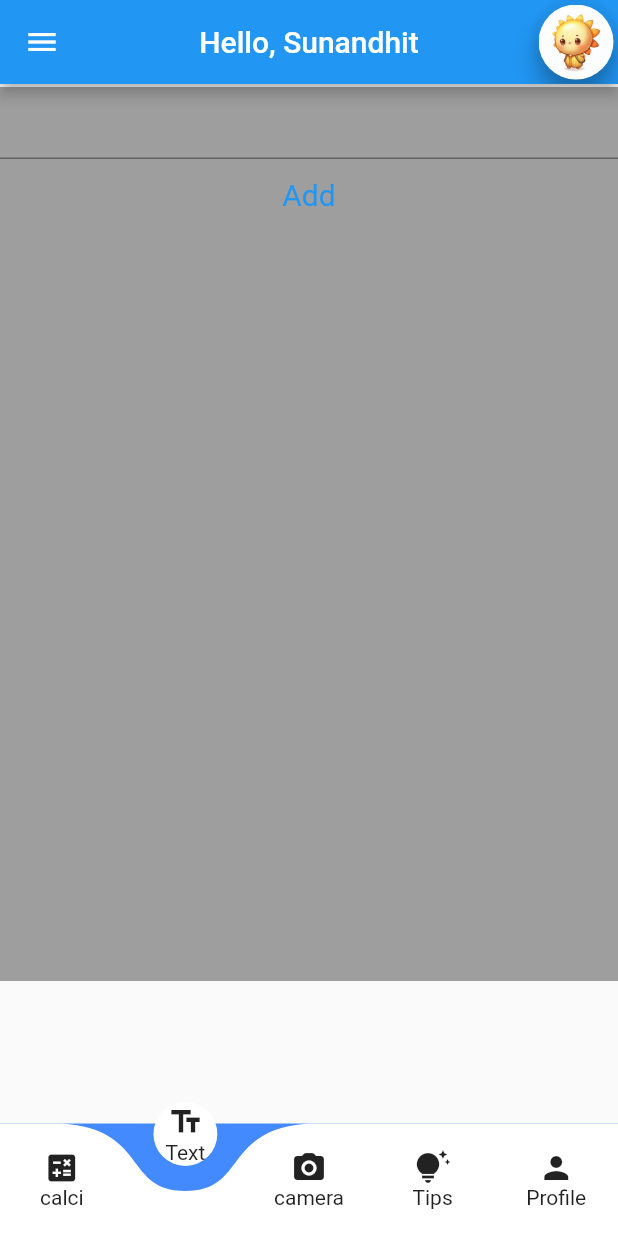
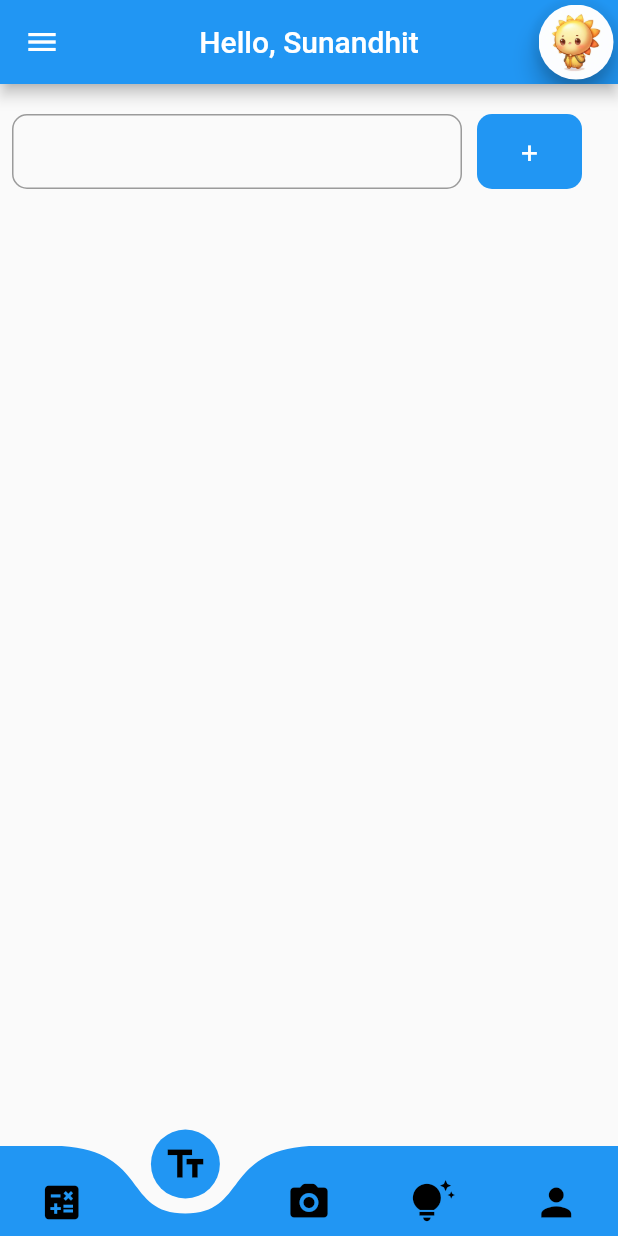
Before and after one commit to Sunandhit-Gupta/AquaTrace, a Flutter app: the cameraPage screen opened directly, item 2 of the bottom bar chosen, on a phone screen of 412 x 824 dp. Run offline on Flutter 3.47's test engine with Material 2 defaults, Android fonts, the phone set to English and light mode, and no system bars; drawn by our look-alikes of curved_navigation_bar; our stand-ins replace get, google_fonts; missing offline and left inert: flutter_animated_button.

Commit message:
DONT REVERT IT

```diff
--- a/aqua_trace/lib/cameraPage.dart
+++ b/aqua_trace/lib/cameraPage.dart
@@ -79,7 +79,7 @@ class _cameraPageState extends State<cameraPage> {
             Container(
               height: 596,
               width: 500,
-              color: Colors.grey,
+              color: Colors.transparent,
 //------------------------------ Giving Screens as input to change with NAVBAR----------------
               child: IndexedStack(
                 index: myIndex,
@@ -138,6 +138,9 @@ class _cameraPageState extends State<cameraPage> {
         // -----------------------making curved  NavBar--------------------------
 
         bottomNavigationBar: CurvedNavigationBar(
+            color: Colors.blue,
+            backgroundColor: Colors.transparent,
+            height: 60,
             index: 2,
             onTap: (index) {
               setState(() {
@@ -149,45 +152,50 @@ class _cameraPageState extends State<cameraPage> {
                 mainAxisAlignment: MainAxisAlignment.center,
                 children: [
                   Icon(
+                    color: Colors.black,
                     Icons.calculate,
-                  ),
-                  Text("calci")
+                    size: 30,
+                  )
                 ],
               ),
               Column(
                 mainAxisAlignment: MainAxisAlignment.center,
                 children: [
                   Icon(
+                    color: Colors.black,
                     Icons.text_fields_outlined,
-                  ),
-                  Text("Text")
+                    size: 30,
+                  )
                 ],
               ),
               Column(
                 mainAxisAlignment: MainAxisAlignment.center,
                 children: [
                   Icon(
+                    color: Colors.black,
                     Icons.camera_alt_rounded,
-                  ),
-                  Text("camera")
+                    size: 30,
+                  )
                 ],
               ),
               Column(
                 mainAxisAlignment: MainAxisAlignment.center,
                 children: [
                   Icon(
+                    color: Colors.black,
                     Icons.tips_and_updates,
-                  ),
-                  Text("Tips")
+                    size: 30,
+                  )
                 ],
               ),
               Column(
                 mainAxisAlignment: MainAxisAlignment.center,
                 children: [
                   Icon(
+                    color: Colors.black,
                     Icons.person,
-                  ),
-                  Text("Profile")
+                    size: 30,
+                  )
                 ],
               ),
             ]),
--- a/aqua_trace/lib/textfield.dart
+++ b/aqua_trace/lib/textfield.dart
@@ -18,7 +18,15 @@ class _TextIn extends State<TextWidget> {
   Widget build(BuildContext context) {
     return Column(
       children: <Widget>[
-        Autocomplete<String>(
+        Padding(
+          padding: const EdgeInsets.all(8.0),
+          child: Row(
+            children: [
+              SizedBox(
+                width: 300,
+                height: 50,
+                child: Center(
+                  child: Autocomplete<String>(
                     optionsBuilder: (TextEditingValue textinput) {
                       temp = textinput.text;
                       if (textinput.text == '') {
@@ -28,11 +36,31 @@ class _TextIn extends State<TextWidget> {
                         return item.contains(textinput.text.toLowerCase());
                       });
                     },
+                    fieldViewBuilder:
+                        (context, controller, focusNode, onEditingComplete) {
+                      return TextField(
+                        controller: controller,
+                        focusNode: focusNode,
+                        onEditingComplete: onEditingComplete,
+                        decoration: InputDecoration(
+                            border: OutlineInputBorder(
+                                borderRadius: BorderRadius.circular(10))),
+                      );
+                    },
+                  ),
+                ),
               ),
               // Text field for input
 
               // Button to add to the list
-        TextButton(
+
+              Center(
+                child: Padding(
+                  padding: const EdgeInsets.all(10.0),
+                  child: SizedBox(
+                    height: 50,
+                    width: 70,
+                    child: TextButton(
                       onPressed: () {
                         String newItem = temp.trim();
                         if (newItem.isNotEmpty) {
@@ -42,9 +70,20 @@ class _TextIn extends State<TextWidget> {
                           });
                         }
                       },
-          child: Text('Add'),
+                      child: Text('+'),
                       style: TextButton.styleFrom(
                         textStyle: const TextStyle(fontSize: 20),
+                        foregroundColor: Colors.white,
+                        backgroundColor: Colors.blue,
+                        shape: RoundedRectangleBorder(
+                          borderRadius: BorderRadius.circular(10),
+                        ),
+                      ),
+                    ),
+                  ),
+                ),
+              )
+            ],
           ),
         ),
 
```
Also changed, not shown: 1 other file. Lines whose indentation alone changed are shown as unchanged.
